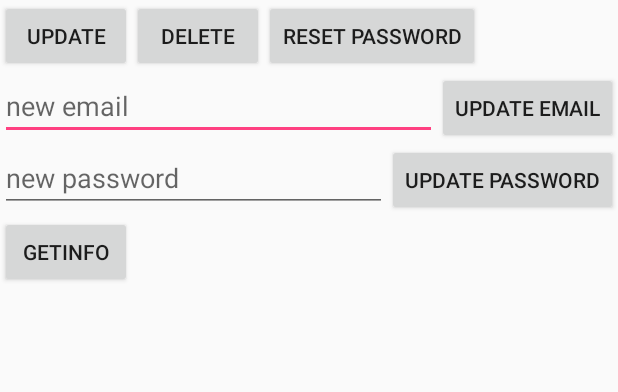
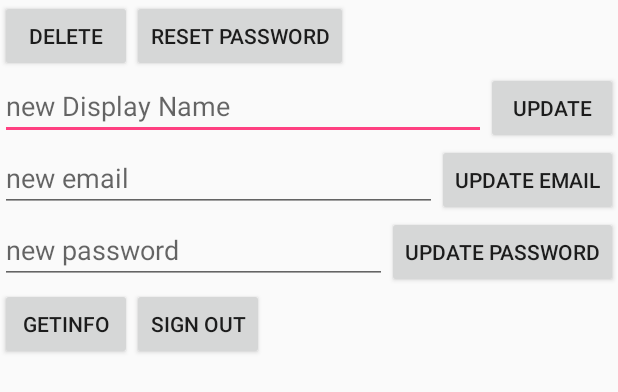
Before and after one commit to melardev/TutsAndroidFirebase, an Android app: the layout activity_update_user.xml on its own in the app's theme, with its tools: preview values and no code run, on a phone screen of 412 x 824 dp. Shown: the top 392 px of the screen. Run offline under Robolectric (Android 15) with nearby library versions, the phone set to English and light mode, and no system bars.

Commit message:
Manage Users

```diff
--- a/app/src/main/res/layout/activity_main.xml
+++ b/app/src/main/res/layout/activity_main.xml
@@ -82,5 +82,11 @@
             android:layout_height="wrap_content"
             android:onClick="dbObjMap"
             android:text="DB Obj and Map" />
+
+        <Button
+            android:layout_width="match_parent"
+            android:layout_height="wrap_content"
+            android:onClick="manageUser"
+            android:text="Manage User" />
     </LinearLayout>
 </ScrollView>
--- a/app/src/main/res/layout/activity_update_user.xml
+++ b/app/src/main/res/layout/activity_update_user.xml
@@ -11,12 +11,6 @@
         android:layout_width="match_parent"
         android:layout_height="wrap_content"
         android:orientation="horizontal">
-
-        <Button
-            android:layout_width="wrap_content"
-            android:layout_height="wrap_content"
-            android:onClick="updateUserProfile"
-            android:text="Update" />
 
         <Button
             android:layout_width="wrap_content"
@@ -37,6 +31,25 @@
         android:layout_height="wrap_content">
 
         <EditText
+            android:id="@+id/etxtNewName"
+            android:layout_width="0dp"
+            android:layout_height="wrap_content"
+            android:layout_weight="1"
+            android:hint="new Display Name" />
+
+        <Button
+            android:layout_width="wrap_content"
+            android:layout_height="wrap_content"
+            android:onClick="updateUserProfile"
+            android:text="Update" />
+    </LinearLayout>
+
+    <LinearLayout
+        android:layout_width="match_parent"
+        android:layout_height="wrap_content">
+
+        <EditText
+            android:id="@+id/etxtNewEmail"
             android:layout_width="0dp"
             android:layout_height="wrap_content"
             android:layout_weight="1"
@@ -54,6 +67,7 @@
         android:layout_height="wrap_content">
 
         <EditText
+            android:id="@+id/etxtNewPassword"
             android:layout_width="0dp"
             android:layout_height="wrap_content"
             android:layout_weight="1"
@@ -66,9 +80,20 @@
             android:text="Update password" />
     </LinearLayout>
 
-    <Button
-        android:layout_width="wrap_content"
-        android:layout_height="wrap_content"
-        android:onClick="getUserProviderProfileInfo"
-        android:text="getInfo" />
+    <LinearLayout
+        android:layout_width="match_parent"
+        android:layout_height="wrap_content">
+
+        <Button
+            android:layout_width="wrap_content"
+            android:layout_height="wrap_content"
+            android:onClick="getUserProviderProfileInfo"
+            android:text="getInfo" />
+
+        <Button
+            android:layout_width="wrap_content"
+            android:layout_height="wrap_content"
+            android:onClick="signOut"
+            android:text="Sign Out" />
+    </LinearLayout>
 </LinearLayout>
```
Also changed, not shown: app/src/main/java/com/melardev/tutorialsfirebase/ActivityUpdateUser.java (+160 -0 lines), app/src/main/java/com/melardev/tutorialsfirebase/MainActivity.java (+7 -3 lines).
